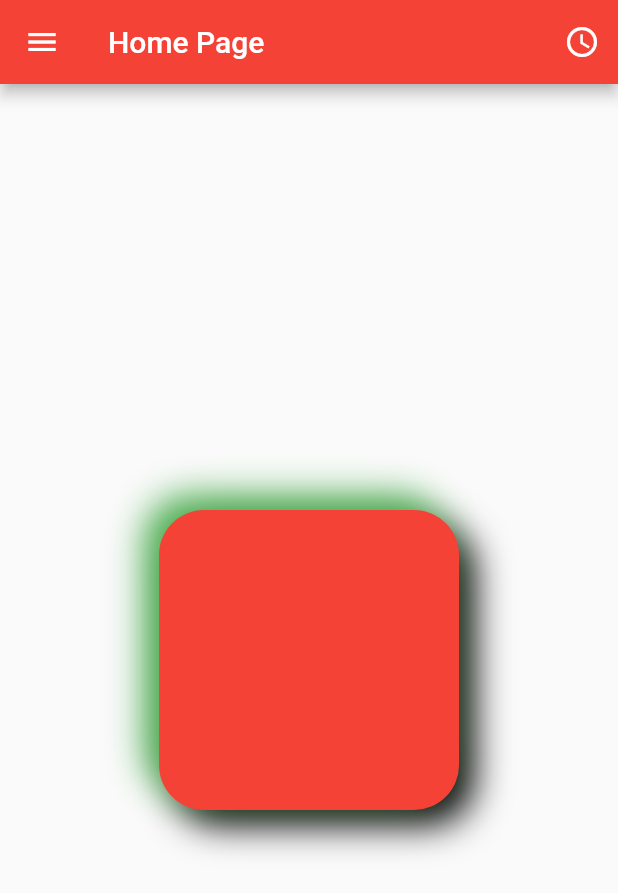
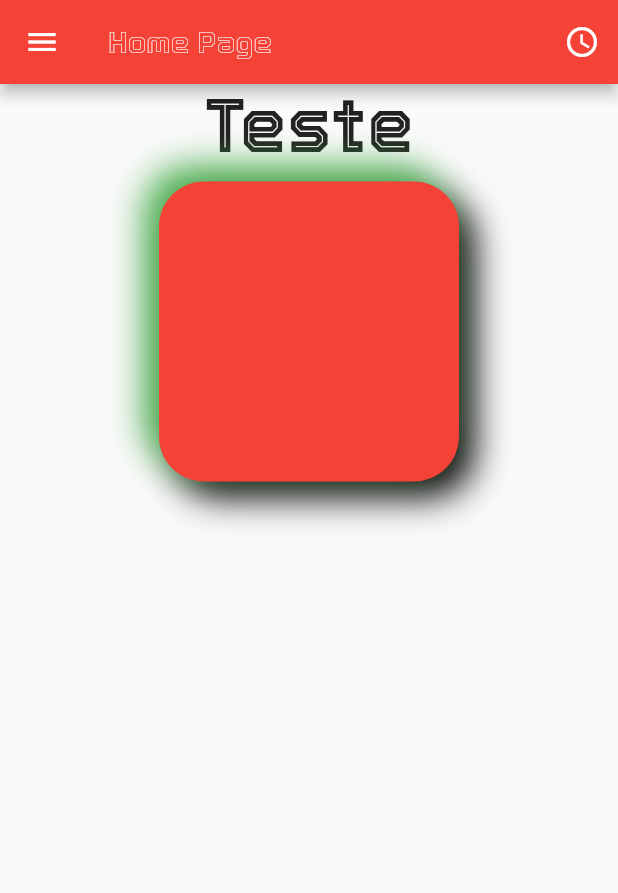
Before and after one commit to oapmartins/flutter-fundamentos, a Flutter app: the HomePage screen opened directly, on a phone screen of 412 x 824 dp. Shown: the top 893 px of the screen. Run offline on Flutter 3.47's test engine with Material 2 defaults, Android fonts, the phone set to English and light mode, and no system bars.

Commit message:
Entendendo como adicionar fontes ao projeto

```diff
--- a/lib/home/home_page.dart
+++ b/lib/home/home_page.dart
@@ -7,7 +7,10 @@ class HomePage extends StatelessWidget {
   Widget build(BuildContext context) {
     return Scaffold(
       appBar: AppBar(
-        title: Text('Home Page'),
+        title: Text(
+          'Home Page',
+          style: TextStyle(fontFamily: 'Tourney'),
+        ),
         backgroundColor: Colors.red,
         actions: [
           IconButton(
@@ -18,7 +21,10 @@ class HomePage extends StatelessWidget {
       ),
       drawer: Drawer(),
       body: Center(
-        child: Container(
+        child: Column(
+          children: [
+            Text('Teste', style: TextStyle(fontFamily: 'Tourney', fontWeight: FontWeight.bold, fontSize: 50)),
+            Container(
               width: 200,
               height: 200,
               margin: EdgeInsets.all(10),
@@ -40,6 +46,8 @@ class HomePage extends StatelessWidget {
                 ],
               ),
             ),
+          ],
+        ),
       ),
     );
   }
--- a/lib/images/images.dart
+++ b/lib/images/images.dart
@@ -5,11 +5,13 @@ class ImagesPage extends StatelessWidget {
 
   @override
   Widget build(BuildContext context) {
+    print(MediaQuery.of(context).devicePixelRatio);
     return Scaffold(
       appBar: AppBar(
         title: Text('Images'),
       ),
-      body: Column(
+      body: Center(
+        child: Column(
           children: [
             Container(
               width: 200,
@@ -39,6 +41,7 @@ class ImagesPage extends StatelessWidget {
             ),
           ],
         ),
+      ),
     );
   }
 }
--- a/lib/main.dart
+++ b/lib/main.dart
@@ -12,7 +12,7 @@ class MyApp extends StatelessWidget {
     return MaterialApp(
       debugShowCheckedModeBanner: false,
       title: 'Flutter Demo',
-      home: ImagesPage(),
+      home: HomePage(),
     );
   }
 }
```
Also changed, not shown: pubspec.yaml (+5 -4 lines), assets/fonts/Tourney-Bold.ttf (added), assets/fonts/Tourney-Thin.ttf (added). Lines whose indentation alone changed are shown as unchanged.
